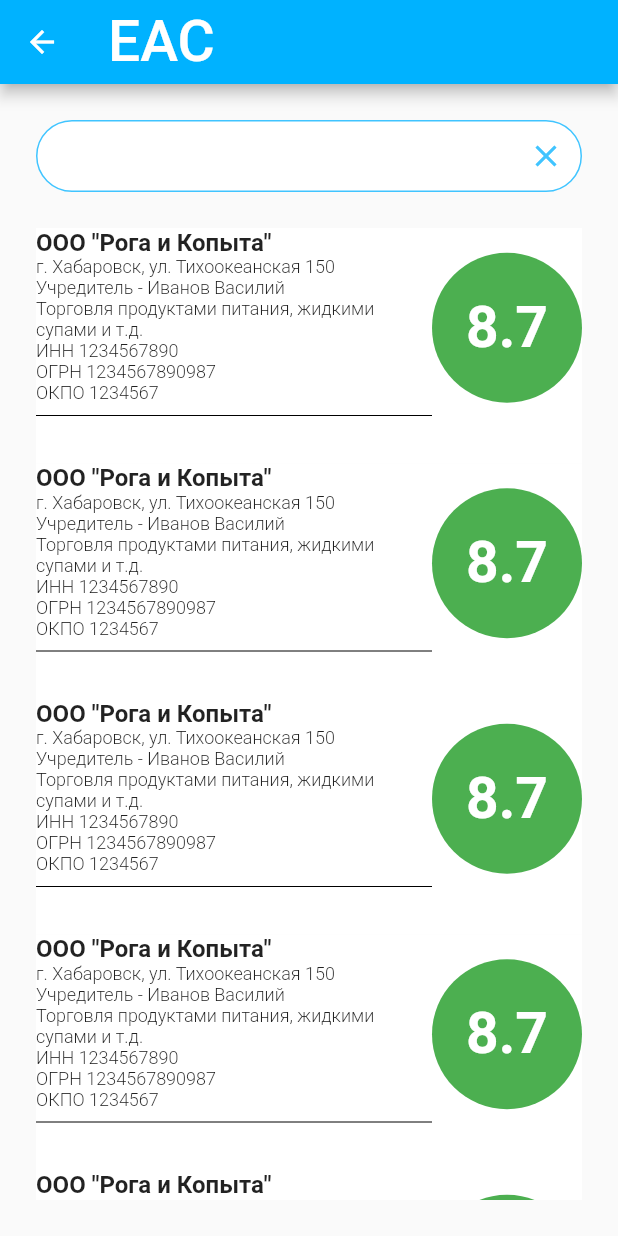
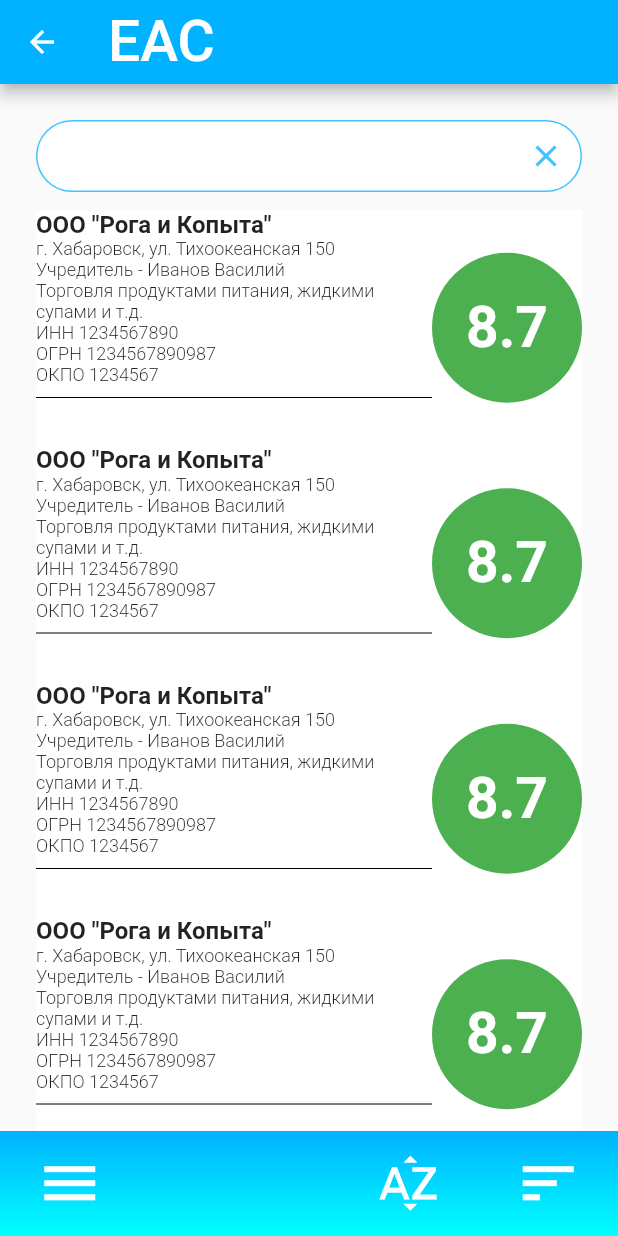
Before and after one commit to MaximRyabovol/EAS, a Flutter app: the MembersListScreen screen opened by its route, on a phone screen of 412 x 824 dp. Run offline on Flutter 3.47's test engine with Material 2 defaults, Android fonts, the phone set to English and light mode, and no system bars; our stand-ins replace flutter_spinkit.

Commit message:
bottom_pannel_added

```diff
--- /dev/null
+++ b/lib/constants.dart
@@ -0,0 +1,12 @@
+import 'package:flutter/material.dart';
+
+const kThemeGradient = BoxDecoration(
+  gradient: LinearGradient(
+    colors: [
+      Color(0xFF00B2FF),
+      Color(0xFF00FFFF),
+    ],
+    begin: Alignment.topCenter,
+    end: Alignment.bottomCenter,
+  ),
+);
--- a/lib/screens/authorization_screen.dart
+++ b/lib/screens/authorization_screen.dart
@@ -1,6 +1,7 @@
 import 'package:goszakaz/screens/search_screen.dart';
 import 'package:goszakaz/screens/membrs_list_screen.dart';
 import 'package:flutter/material.dart';
+import 'package:goszakaz/constants.dart';
 
 class AuthorizationScreen extends StatefulWidget {
   static final String authorizationScreenId = '/';
@@ -14,16 +15,7 @@ class _AuthorizationScreenState extends State<AuthorizationScreen> {
   Widget build(BuildContext context) {
     return Scaffold(
       body: Container(
-        decoration: BoxDecoration(
-          gradient: LinearGradient(
-            colors: [
-              Color(0xFF00B2FF),
-              Color(0xFF00FFFF),
-            ],
-            begin: Alignment.topCenter,
-            end: Alignment.bottomCenter,
-          ),
-        ),
+        decoration: kThemeGradient,
         child: Padding(
           padding: EdgeInsets.fromLTRB(24.0, 24.0, 24.0, 0.0),
           child: Center(
--- a/lib/screens/membrs_list_screen.dart
+++ b/lib/screens/membrs_list_screen.dart
@@ -1,6 +1,8 @@
 import 'package:flutter/material.dart';
 import 'package:goszakaz/widgets/company_card.dart';
 import 'package:goszakaz/widgets/search_field.dart';
+import 'package:goszakaz/constants.dart';
+import 'package:goszakaz/widgets/bottom_icon.dart';
 
 class MembersListScreen extends StatefulWidget {
   static final String membersListScreenId = '/membersListScreen';
@@ -25,7 +27,7 @@ class _MembersListScreenState extends State<MembersListScreen> {
         child: Column(
           children: <Widget>[
             Padding(
-              padding: EdgeInsets.all(24.0),
+              padding: EdgeInsets.fromLTRB(24.0, 24.0, 24.0, 12.0),
               child: SearchField(
                 hintText: '',
                 icon: Icons.clear,
@@ -33,7 +35,7 @@ class _MembersListScreenState extends State<MembersListScreen> {
             ),
             Flexible(
               child: Padding(
-                padding: EdgeInsets.fromLTRB(24.0, 0.0, 24.0, 24.0),
+                padding: EdgeInsets.fromLTRB(24.0, 0.0, 24.0, 0.0),
                 child: ListView(
                   children: <Widget>[
                     CompanyCard(
@@ -138,7 +140,27 @@ class _MembersListScreenState extends State<MembersListScreen> {
                   ],
                 ),
               ),
-            )
+            ),
+            Container(
+              width: double.infinity,
+              height: 70.0,
+              decoration: kThemeGradient,
+              child: Row(
+                children: <Widget>[
+                  BottomIcon(icon: Icons.menu),
+                  Spacer(),
+                  Row(
+                    mainAxisAlignment: MainAxisAlignment.spaceBetween,
+                    children: <Widget>[
+                      BottomIcon(icon: Icons.sort_by_alpha),
+                      BottomIcon(
+                        icon: Icons.sort,
+                      )
+                    ],
+                  )
+                ],
+              ),
+            ),
           ],
         ),
       ),
--- /dev/null
+++ b/lib/widgets/bottom_icon.dart
@@ -0,0 +1,23 @@
+import 'package:flutter/material.dart';
+
+class BottomIcon extends StatelessWidget {
+  final IconData icon;
+
+  BottomIcon({this.icon});
+
+  @override
+  Widget build(BuildContext context) {
+    return Container(
+      child: Center(
+        child: Padding(
+          padding: EdgeInsets.fromLTRB(24.0, 12.0, 24.0, 24.0),
+          child: Icon(
+            icon,
+            color: Colors.white,
+            size: 45.0,
+          ),
+        ),
+      ),
+    );
+  }
+}
--- a/lib/widgets/company_card.dart
+++ b/lib/widgets/company_card.dart
@@ -41,8 +41,6 @@ class CompanyCard extends StatelessWidget {
       child: Row(
         children: <Widget>[
           Flexible(
-            child: Padding(
-              padding: EdgeInsets.fromLTRB(0.0, 0.0, 0.0, 24.0),
             child: Row(
               children: <Widget>[
                 Flexible(
@@ -99,6 +97,9 @@ class CompanyCard extends StatelessWidget {
                       Divider(
                         color: Colors.black,
                       ),
+                      SizedBox(
+                        height: 24.0,
+                      )
                     ],
                   ),
                 ),
@@ -123,7 +124,6 @@ class CompanyCard extends StatelessWidget {
               ],
             ),
           ),
-          ),
         ],
       ),
     );
--- a/lib/widgets/search_field.dart
+++ b/lib/widgets/search_field.dart
@@ -38,7 +38,7 @@ class SearchField extends StatelessWidget {
         fillColor: Colors.white,
         hintText: hintText,
         hintStyle: TextStyle(fontSize: 12.0),
-        contentPadding: EdgeInsets.symmetric(vertical: 10.0, horizontal: 10.0),
+        contentPadding: EdgeInsets.symmetric(vertical: 0.0, horizontal: 10.0),
         border: OutlineInputBorder(
           borderRadius: BorderRadius.all(Radius.circular(32.0)),
         ),
```
Lines whose indentation alone changed are shown as unchanged.
